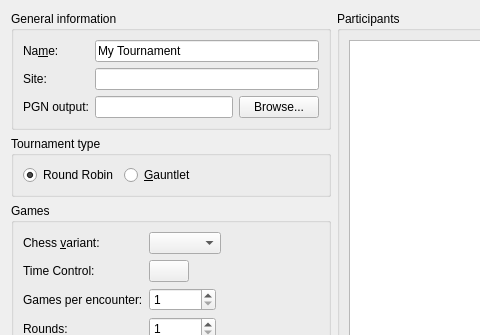
cutechess/cutechess, file projects/gui/ui/newtournamentdlg.ui: the form before one commit; both pictures show x 0 to 480 and y 0 to 335 of the 562 by 512 pixel window.
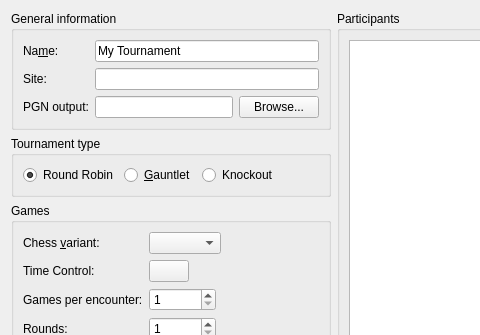
The form after the commit. Icons and pictures are not drawn.

Commit message: gui: add Knockout tournament as an option in NewTournamentDialog

Diff of the .ui file:
```diff
--- a/projects/gui/ui/newtournamentdlg.ui
+++ b/projects/gui/ui/newtournamentdlg.ui
@@ -127,6 +127,13 @@
             </property>
            </widget>
           </item>
+          <item>
+           <widget class="QRadioButton" name="m_knockoutRadio">
+            <property name="text">
+             <string>Knockout</string>
+            </property>
+           </widget>
+          </item>
           <item>
            <spacer name="horizontalSpacer_3">
             <property name="orientation">
```
The commit also changes 1 other file.
